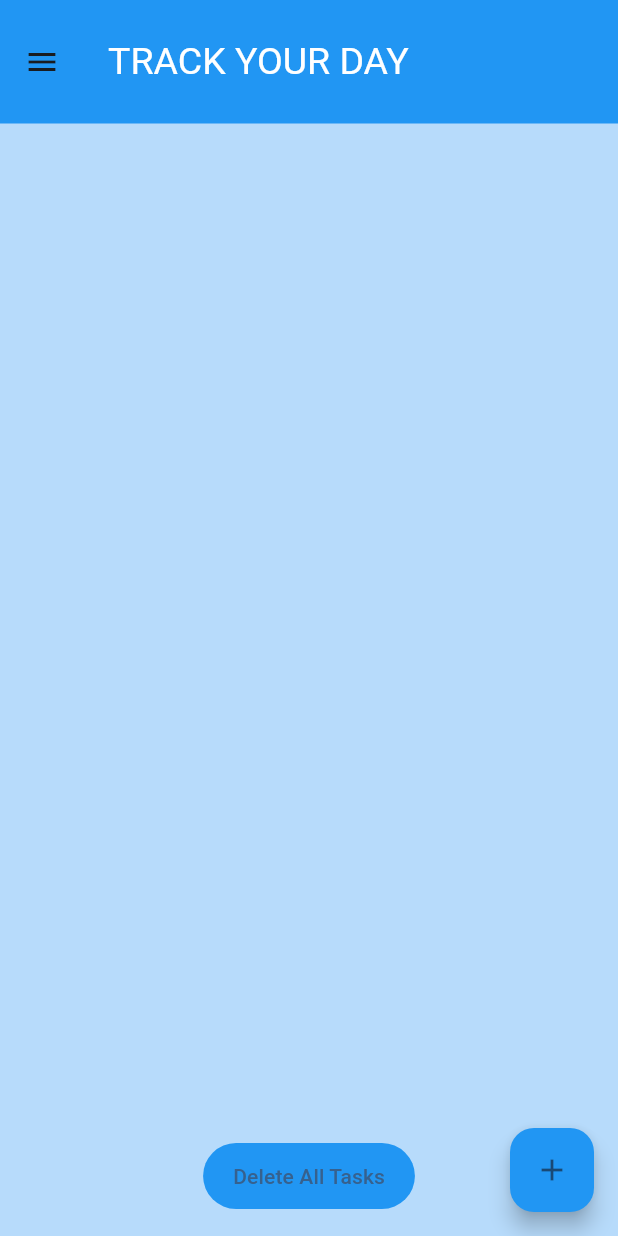
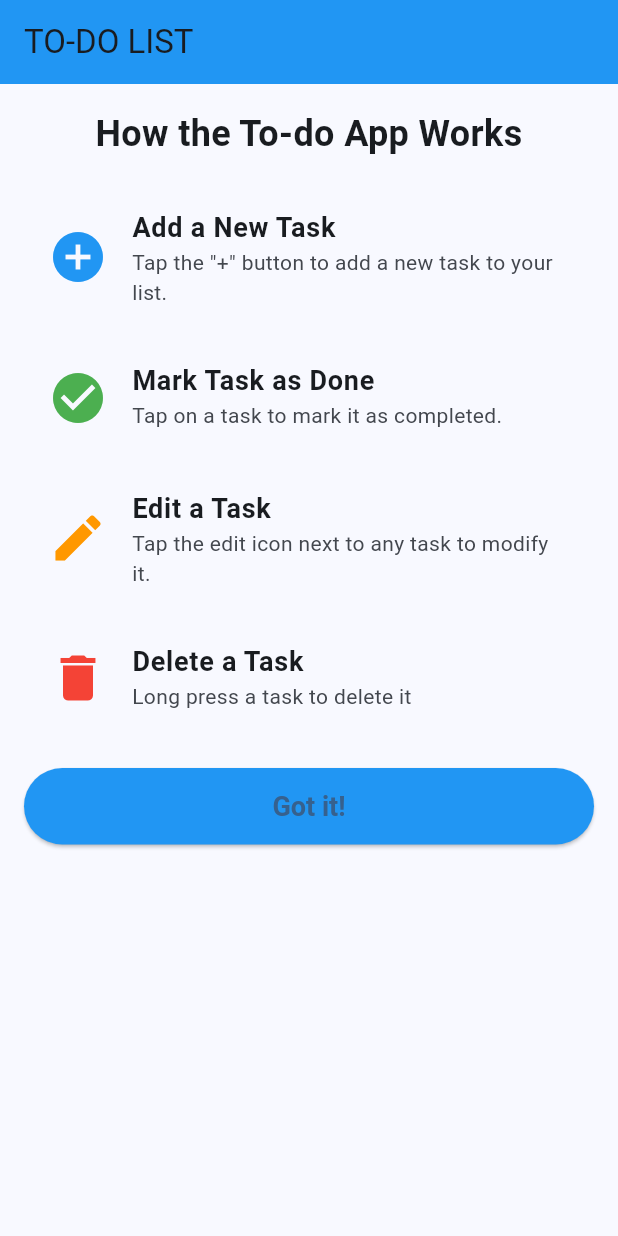
Before and after one commit to pauljsd/my_tasks_list, a Flutter app: the screen it shows after launch, on a phone screen of 412 x 824 dp. Run offline on Flutter 3.47's test engine with Material 3 defaults, Android fonts, the light colour scheme and no system bars; our stand-ins replace hive, hive_flutter; accounts and stored records are empty.

Commit message:
added move to history button and a page for the app instruction

```diff
--- a/lib/main.dart
+++ b/lib/main.dart
@@ -1,6 +1,7 @@
 import 'package:flutter/material.dart';
 import 'package:my_task_list/pages/homepage/screens/home/home_page.dart';
 import "package:hive_flutter/adapters.dart";
+import 'package:my_task_list/pages/homepage/screens/instruction/instruction.dart';
 
 void main() async {
   await Hive.initFlutter("hive_boxes");
@@ -23,7 +24,8 @@ class MyApp extends StatelessWidget {
         ),
         useMaterial3: true,
       ),
-      home: HomePage(),
+      // home: HomePage(),
+      home: InstructionManualPage(),
     );
   }
 }
--- a/lib/pages/homepage/screens/home/widgets/delete_all_tasks_btn.dart
+++ b/lib/pages/homepage/screens/home/widgets/delete_all_tasks_btn.dart
@@ -14,15 +14,15 @@ class _DeleteAllTasksState extends State<DeleteAllTasks> {
   @override
   Widget build(BuildContext context) {
     return Padding(
-      padding: const EdgeInsets.all(16.0),
+      padding: const EdgeInsets.all(8.0),
       child: TextButton(
         onPressed: widget.onPressed,
         // onPressed: clearBox,
-        child: Text("Delete All Tasks"),
+        child: Text("Delete"),
         style: TextButton.styleFrom(
           backgroundColor: Colors.blue,
           // primary: Colors.white,
-          padding: const EdgeInsets.symmetric(vertical: 12, horizontal: 20),
+          padding: const EdgeInsets.symmetric(vertical: 12, horizontal: 24),
         ),
       ),
     );
--- a/lib/pages/homepage/screens/home/widgets/task_list.dart
+++ b/lib/pages/homepage/screens/home/widgets/task_list.dart
@@ -49,7 +49,16 @@ class _TaskListState extends State<TaskList> {
             children: [
               IconButton(
                 onPressed: () {
-                  widget.onEdit(task, index);
+                  if (task.done) {
+                    ScaffoldMessenger.of(context).showSnackBar(const SnackBar(
+                      backgroundColor: Colors.red,
+                      content: Text("You can't edit a done task."),
+                      duration:
+                          Duration(seconds: 2), // How long the pop-up lasts
+                    ));
+                  } else {
+                    widget.onEdit(task, index);
+                  }
                 },
                 icon: const Icon(Icons.edit),
                 color: Colors.blue,
@@ -63,7 +72,18 @@ class _TaskListState extends State<TaskList> {
             ],
           ),
           onTap: () {
-            task.done = !task.done;
+            // task.done = !task.done;
+            if (!task.done) {
+              task.done = true;
+            } else {
+              ScaffoldMessenger.of(context).showSnackBar(
+                const SnackBar(
+                  backgroundColor: Colors.red,
+                  content: Text("You can't undo a done task."),
+                  duration: Duration(seconds: 2), // How long the pop-up lasts
+                ),
+              );
+            }
             widget.box.putAt(index, task.toMap());
             setState(() {});
           },
--- /dev/null
+++ b/lib/pages/homepage/screens/instruction/instruction.dart
@@ -0,0 +1,90 @@
+import 'package:flutter/material.dart';
+import 'package:my_task_list/pages/homepage/screens/home/home_page.dart';
+
+class InstructionManualPage extends StatelessWidget {
+  @override
+  Widget build(BuildContext context) {
+    return Scaffold(
+      appBar: AppBar(
+        title: const Text('TO-DO LIST'),
+      ),
+      body: ListView(
+        padding: const EdgeInsets.all(16),
+        children: [
+          // Title
+          const Text(
+            'How the To-do App Works',
+            style: TextStyle(
+              fontSize: 24,
+              fontWeight: FontWeight.bold,
+            ),
+            textAlign: TextAlign.center,
+          ),
+          const SizedBox(height: 24),
+
+          // Instruction for adding a task
+          const ListTile(
+            leading: Icon(Icons.add_circle, size: 40, color: Colors.blue),
+            title: Text(
+              'Add a New Task',
+              style: TextStyle(fontSize: 18, fontWeight: FontWeight.bold),
+            ),
+            subtitle:
+                Text('Tap the "+" button to add a new task to your list.'),
+          ),
+          const SizedBox(height: 16),
+
+          // Instruction for marking a task as done
+          const ListTile(
+            leading: Icon(Icons.check_circle, size: 40, color: Colors.green),
+            title: Text(
+              'Mark Task as Done',
+              style: TextStyle(fontSize: 18, fontWeight: FontWeight.bold),
+            ),
+            subtitle: Text('Tap on a task to mark it as completed.'),
+          ),
+          const SizedBox(height: 16),
+
+          // Instruction for editing a task
+          const ListTile(
+            leading: Icon(Icons.edit, size: 40, color: Colors.orange),
+            title: Text(
+              'Edit a Task',
+              style: TextStyle(fontSize: 18, fontWeight: FontWeight.bold),
+            ),
+            subtitle: Text('Tap the edit icon next to any task to modify it.'),
+          ),
+          const SizedBox(height: 16),
+
+          // Instruction for deleting a task
+          const ListTile(
+            leading: Icon(Icons.delete, size: 40, color: Colors.red),
+            title: Text(
+              'Delete a Task',
+              style: TextStyle(fontSize: 18, fontWeight: FontWeight.bold),
+            ),
+            subtitle: Text('Long press a task to delete it'),
+          ),
+          const SizedBox(height: 24),
+
+          // "Got it" Button
+          ElevatedButton(
+            onPressed: () {
+              Navigator.push(
+                context,
+                MaterialPageRoute(builder: (context) => HomePage()),
+              );
+            },
+            child: Text('Got it!'),
+            style: ElevatedButton.styleFrom(
+              backgroundColor: Colors.blue,
+              padding: const EdgeInsets.symmetric(horizontal: 50, vertical: 15),
+              textStyle:
+                  const TextStyle(fontSize: 18, fontWeight: FontWeight.bold),
+            ),
+          ),
+        ],
+      ),
+    );
+  }
+}
```
Also changed, not shown: lib/commons/rounded_container.dart (added, +41 -0 lines), lib/pages/homepage/screens/history/history.dart (+7 -2 lines), lib/pages/homepage/screens/home/home_page.dart (+23 -5 lines).
